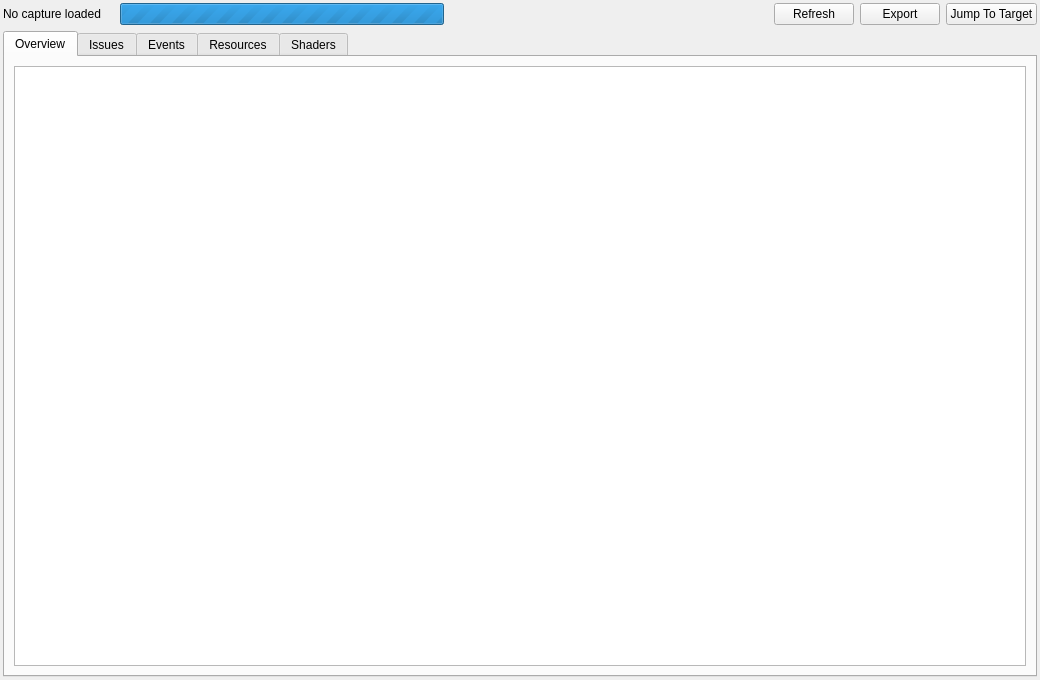
First picture: the form in qrenderdoc/Windows/AnalyzerReportViewer.ui, repository lizr-arch/renderdoc-ai, before the edit.
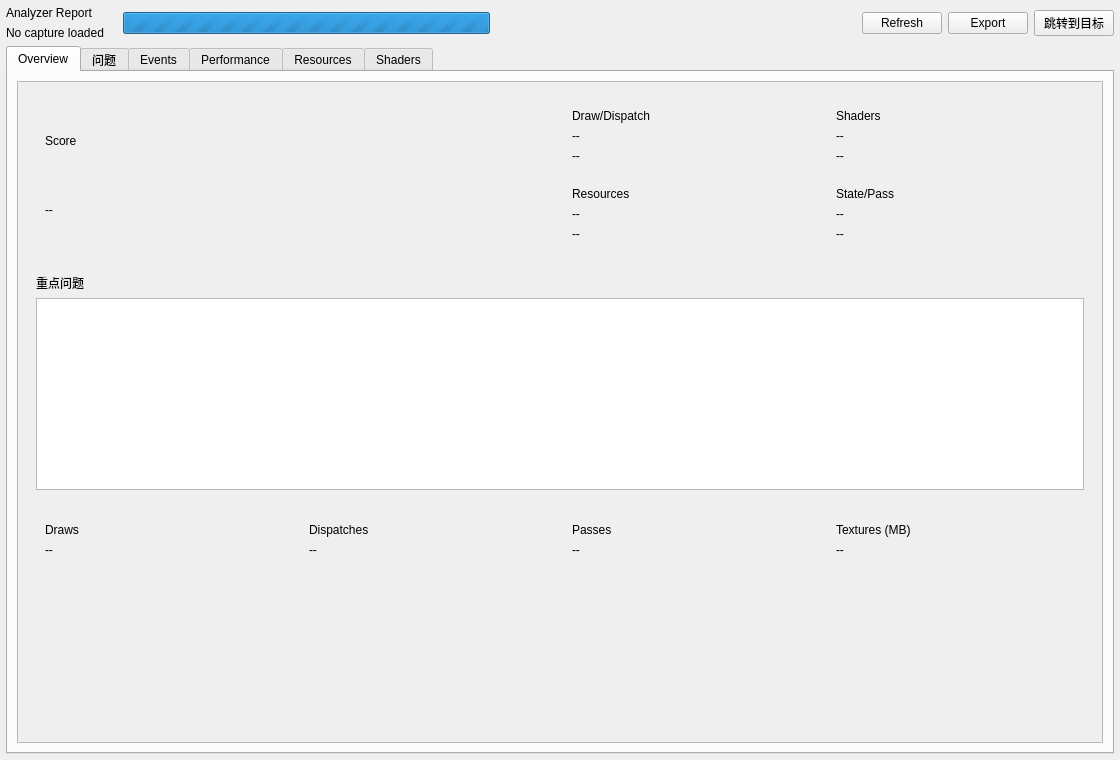
Second picture: the form after the edit.

Commit message:
feat(qrenderdoc-analyzer): add draw/dispatch density view
- add draw/dispatch snapshot + json export
- add performance tab table with sorting/jump
- add model and unit test

```diff
--- a/qrenderdoc/Windows/AnalyzerReportViewer.ui
+++ b/qrenderdoc/Windows/AnalyzerReportViewer.ui
@@ -6,8 +6,8 @@
    <rect>
     <x>0</x>
     <y>0</y>
-    <width>1040</width>
-    <height>680</height>
+    <width>1120</width>
+    <height>760</height>
    </rect>
   </property>
   <property name="windowTitle">
@@ -15,25 +15,36 @@
   </property>
   <layout class="QVBoxLayout" name="verticalLayout">
    <property name="leftMargin">
-    <number>3</number>
+    <number>6</number>
    </property>
    <property name="topMargin">
-    <number>3</number>
+    <number>6</number>
    </property>
    <property name="rightMargin">
-    <number>3</number>
+    <number>6</number>
    </property>
    <property name="bottomMargin">
-    <number>3</number>
+    <number>6</number>
    </property>
    <item>
     <layout class="QHBoxLayout" name="headerLayout">
      <item>
-     <widget class="QLabel" name="summaryLabel">
-       <property name="text">
-        <string>No capture loaded</string>
-       </property>
-      </widget>
+      <layout class="QVBoxLayout" name="headerTextLayout">
+       <item>
+        <widget class="QLabel" name="titleLabel">
+         <property name="text">
+          <string>Analyzer Report</string>
+         </property>
+        </widget>
+       </item>
+       <item>
+        <widget class="QLabel" name="infoLabel">
+         <property name="text">
+          <string>No capture loaded</string>
+         </property>
+        </widget>
+       </item>
+      </layout>
      </item>
      <item>
       <widget class="QLabel" name="statusLabel">
@@ -97,7 +108,7 @@
      <item>
       <widget class="QPushButton" name="jumpButton">
        <property name="text">
-        <string>Jump To Target</string>
+        <string>跳转到目标</string>
        </property>
       </widget>
      </item>
@@ -114,17 +125,289 @@
       </attribute>
       <layout class="QVBoxLayout" name="verticalLayout_2">
        <item>
-        <widget class="QPlainTextEdit" name="overviewText">
-         <property name="readOnly">
+        <widget class="QScrollArea" name="overviewScroll">
+         <property name="widgetResizable">
           <bool>true</bool>
          </property>
+         <widget class="QWidget" name="overviewScrollContents">
+          <layout class="QVBoxLayout" name="overviewScrollLayout">
+           <item>
+            <widget class="QFrame" name="scoreFrame">
+              <layout class="QHBoxLayout" name="scoreLayout">
+               <item>
+                <widget class="QFrame" name="overallScoreFrame">
+                 <layout class="QVBoxLayout" name="overallScoreLayout">
+                   <item>
+                    <widget class="QLabel" name="overallTitle">
+                     <property name="text">
+                      <string>Score</string>
+                     </property>
+                    </widget>
+                   </item>
+                  <item>
+                   <widget class="QLabel" name="overallValue">
+                    <property name="text">
+                     <string>--</string>
+                    </property>
+                    <property name="alignment">
+                     <set>Qt::AlignLeft|Qt::AlignVCenter</set>
+                    </property>
+                   </widget>
+                  </item>
+                 </layout>
+                </widget>
+               </item>
+              <item>
+               <layout class="QGridLayout" name="subscoreGrid">
+                <item row="0" column="0">
+                 <widget class="QFrame" name="subscoreCard1">
+                  <layout class="QVBoxLayout" name="subscoreLayout1">
+                   <item>
+                    <widget class="QLabel" name="subscoreTitle1">
+                     <property name="text">
+                      <string>Draw/Dispatch</string>
+                     </property>
+                    </widget>
+                   </item>
+                   <item>
+                   <widget class="QLabel" name="subscoreValue1">
+                    <property name="text">
+                     <string>--</string>
+                    </property>
+                   </widget>
+                  </item>
+                  <item>
+                   <widget class="QLabel" name="subscoreDetail1">
+                    <property name="text">
+                     <string>--</string>
+                    </property>
+                    <property name="wordWrap">
+                     <bool>true</bool>
+                    </property>
+                   </widget>
+                  </item>
+                  </layout>
+                 </widget>
+                </item>
+                <item row="0" column="1">
+                 <widget class="QFrame" name="subscoreCard2">
+                  <layout class="QVBoxLayout" name="subscoreLayout2">
+                   <item>
+                    <widget class="QLabel" name="subscoreTitle2">
+                     <property name="text">
+                      <string>Shaders</string>
+                     </property>
+                    </widget>
+                   </item>
+                   <item>
+                   <widget class="QLabel" name="subscoreValue2">
+                    <property name="text">
+                     <string>--</string>
+                    </property>
+                   </widget>
+                  </item>
+                  <item>
+                   <widget class="QLabel" name="subscoreDetail2">
+                    <property name="text">
+                     <string>--</string>
+                    </property>
+                    <property name="wordWrap">
+                     <bool>true</bool>
+                    </property>
+                   </widget>
+                  </item>
+                  </layout>
+                 </widget>
+                </item>
+                <item row="1" column="0">
+                 <widget class="QFrame" name="subscoreCard3">
+                  <layout class="QVBoxLayout" name="subscoreLayout3">
+                   <item>
+                    <widget class="QLabel" name="subscoreTitle3">
+                     <property name="text">
+                      <string>Resources</string>
+                     </property>
+                    </widget>
+                   </item>
+                   <item>
+                   <widget class="QLabel" name="subscoreValue3">
+                    <property name="text">
+                     <string>--</string>
+                    </property>
+                   </widget>
+                  </item>
+                  <item>
+                   <widget class="QLabel" name="subscoreDetail3">
+                    <property name="text">
+                     <string>--</string>
+                    </property>
+                    <property name="wordWrap">
+                     <bool>true</bool>
+                    </property>
+                   </widget>
+                  </item>
+                  </layout>
+                 </widget>
+                </item>
+                <item row="1" column="1">
+                 <widget class="QFrame" name="subscoreCard4">
+                  <layout class="QVBoxLayout" name="subscoreLayout4">
+                   <item>
+                    <widget class="QLabel" name="subscoreTitle4">
+                     <property name="text">
+                      <string>State/Pass</string>
+                     </property>
+                    </widget>
+                   </item>
+                   <item>
+                   <widget class="QLabel" name="subscoreValue4">
+                    <property name="text">
+                     <string>--</string>
+                    </property>
+                   </widget>
+                  </item>
+                  <item>
+                   <widget class="QLabel" name="subscoreDetail4">
+                    <property name="text">
+                     <string>--</string>
+                    </property>
+                    <property name="wordWrap">
+                     <bool>true</bool>
+                    </property>
+                   </widget>
+                  </item>
+                  </layout>
+                 </widget>
+                </item>
+               </layout>
+              </item>
+             </layout>
+            </widget>
+           </item>
+           <item>
+            <widget class="QFrame" name="topIssuesFrame">
+             <layout class="QVBoxLayout" name="topIssuesLayout">
+              <item>
+               <widget class="QLabel" name="topIssuesTitle">
+                <property name="text">
+                <string>重点问题</string>
+                </property>
+               </widget>
+              </item>
+              <item>
+               <widget class="QTableView" name="topIssuesTable"/>
+              </item>
+             </layout>
+            </widget>
+           </item>
+           <item>
+            <widget class="QFrame" name="statsFrame">
+             <layout class="QGridLayout" name="statsLayout">
+              <item row="0" column="0">
+               <widget class="QFrame" name="statCard1">
+                <layout class="QVBoxLayout" name="statLayout1">
+                 <item>
+                  <widget class="QLabel" name="statTitle1">
+                   <property name="text">
+                    <string>Draws</string>
+                   </property>
+                  </widget>
+                 </item>
+                 <item>
+                  <widget class="QLabel" name="statValue1">
+                   <property name="text">
+                    <string>--</string>
+                   </property>
+                  </widget>
+                 </item>
+                </layout>
+               </widget>
+              </item>
+              <item row="0" column="1">
+               <widget class="QFrame" name="statCard2">
+                <layout class="QVBoxLayout" name="statLayout2">
+                 <item>
+                  <widget class="QLabel" name="statTitle2">
+                   <property name="text">
+                    <string>Dispatches</string>
+                   </property>
+                  </widget>
+                 </item>
+                 <item>
+                  <widget class="QLabel" name="statValue2">
+                   <property name="text">
+                    <string>--</string>
+                   </property>
+                  </widget>
+                 </item>
+                </layout>
+               </widget>
+              </item>
+              <item row="0" column="2">
+               <widget class="QFrame" name="statCard3">
+                <layout class="QVBoxLayout" name="statLayout3">
+                 <item>
+                  <widget class="QLabel" name="statTitle3">
+                   <property name="text">
+                    <string>Passes</string>
+                   </property>
+                  </widget>
+                 </item>
+                 <item>
+                  <widget class="QLabel" name="statValue3">
+                   <property name="text">
+                    <string>--</string>
+                   </property>
+                  </widget>
+                 </item>
+                </layout>
+               </widget>
+              </item>
+              <item row="0" column="3">
+               <widget class="QFrame" name="statCard4">
+                <layout class="QVBoxLayout" name="statLayout4">
+                 <item>
+                  <widget class="QLabel" name="statTitle4">
+                   <property name="text">
+                    <string>Textures (MB)</string>
+                   </property>
+                  </widget>
+                 </item>
+                 <item>
+                  <widget class="QLabel" name="statValue4">
+                   <property name="text">
+                    <string>--</string>
+                   </property>
+                  </widget>
+                 </item>
+                </layout>
+               </widget>
+              </item>
+             </layout>
+            </widget>
+           </item>
+           <item>
+            <spacer name="overviewSpacer">
+             <property name="orientation">
+              <enum>Qt::Vertical</enum>
+             </property>
+             <property name="sizeHint" stdset="0">
+              <size>
+               <width>20</width>
+               <height>40</height>
+              </size>
+             </property>
+            </spacer>
+           </item>
+          </layout>
+         </widget>
         </widget>
        </item>
       </layout>
      </widget>
      <widget class="QWidget" name="issuesTab">
       <attribute name="title">
-       <string>Issues</string>
+        <string>问题</string>
       </attribute>
      <layout class="QVBoxLayout" name="verticalLayout_3">
        <item>
@@ -140,13 +423,74 @@
        <item>
         <widget class="QTableView" name="eventTable"/>
        </item>
-      </layout>
-     </widget>
-     <widget class="QWidget" name="texturesTab">
-      <attribute name="title">
-       <string>Resources</string>
-      </attribute>
-      <layout class="QVBoxLayout" name="verticalLayout_5">
+       <item>
+       <widget class="QTableView" name="eventTable"/>
+      </item>
+     </layout>
+    </widget>
+    <widget class="QWidget" name="performanceTab">
+     <attribute name="title">
+      <string>Performance</string>
+     </attribute>
+     <layout class="QVBoxLayout" name="performanceLayout">
+      <item>
+       <layout class="QHBoxLayout" name="drawDispatchFilterLayout">
+        <item>
+         <widget class="QLineEdit" name="drawDispatchFilterEdit">
+          <property name="placeholderText">
+           <string>Filter draw/dispatch...</string>
+          </property>
+         </widget>
+        </item>
+        <item>
+         <spacer name="drawDispatchFilterSpacer">
+          <property name="orientation">
+           <enum>Qt::Horizontal</enum>
+          </property>
+          <property name="sizeHint" stdset="0">
+           <size>
+            <width>40</width>
+            <height>20</height>
+           </size>
+          </property>
+         </spacer>
+        </item>
+       </layout>
+      </item>
+      <item>
+       <widget class="QTableView" name="drawDispatchTable"/>
+      </item>
+     </layout>
+    </widget>
+    <widget class="QWidget" name="texturesTab">
+     <attribute name="title">
+      <string>Resources</string>
+     </attribute>
+      <layout class="QVBoxLayout" name="resourcesLayout">
+       <item>
+         <layout class="QHBoxLayout" name="resourceFilterLayout">
+          <item>
+           <widget class="QLineEdit" name="resourceFilterEdit">
+            <property name="placeholderText">
+             <string>Filter resources...</string>
+            </property>
+           </widget>
+          </item>
+         <item>
+          <spacer name="resourceFilterSpacer">
+           <property name="orientation">
+            <enum>Qt::Horizontal</enum>
+           </property>
+           <property name="sizeHint" stdset="0">
+            <size>
+             <width>40</width>
+             <height>20</height>
+            </size>
+           </property>
+          </spacer>
+         </item>
+        </layout>
+       </item>
        <item>
         <widget class="QTableView" name="resourceTable"/>
        </item>
```
Left out of the diff: 176 changed lines with no effect on the pictures. The commit also changes 11 other files.
